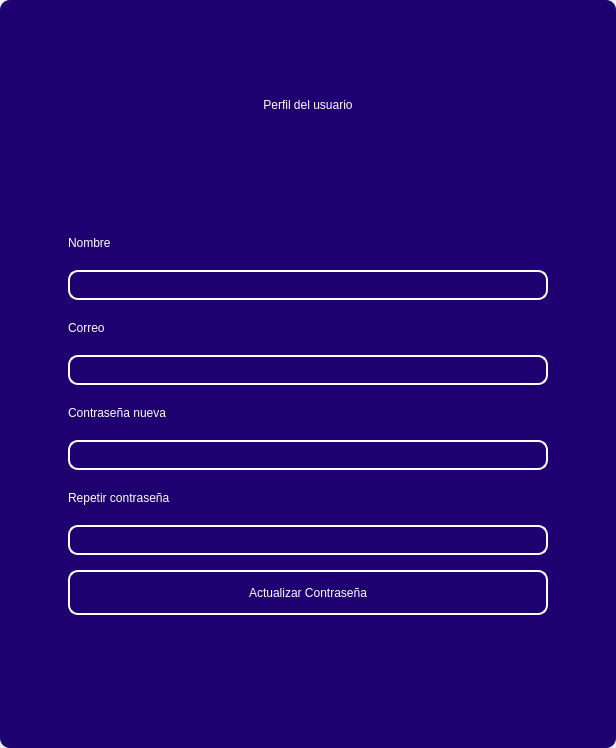
Old version of the form design/standar/mainuserprofile0.ui in the repository codemiguel-dev/ERP-EmprendeSoft-Desktop.
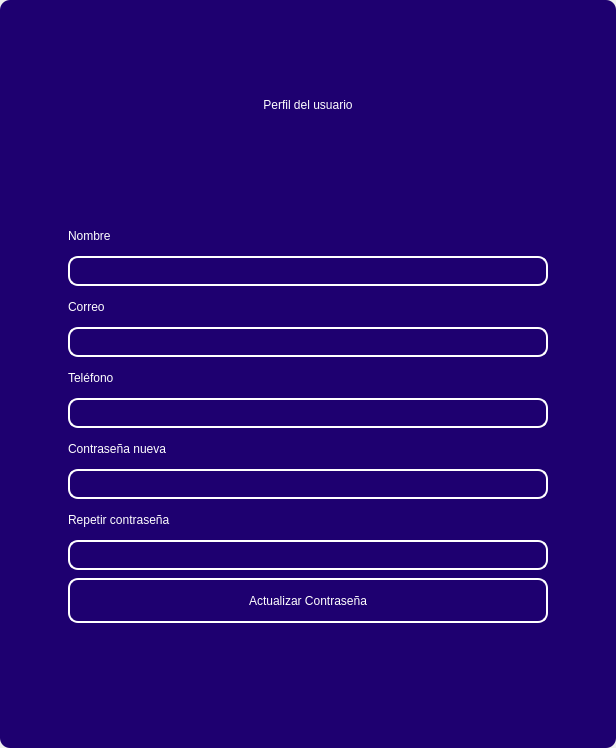
New version of the form. Icons and pictures are not drawn.

The edit to the form file:
```diff
--- a/design/standar/mainuserprofile0.ui
+++ b/design/standar/mainuserprofile0.ui
@@ -448,6 +448,59 @@
               </property>
              </widget>
             </item>
+            <item>
+             <widget class="QLabel" name="label_6">
+              <property name="maximumSize">
+               <size>
+                <width>200</width>
+                <height>25</height>
+               </size>
+              </property>
+              <property name="styleSheet">
+               <string notr="true">color: rgb(255, 255, 255);
+font: 16pt &quot;MS Shell Dlg 2&quot;;</string>
+              </property>
+              <property name="text">
+               <string>Teléfono</string>
+              </property>
+             </widget>
+            </item>
+            <item>
+             <widget class="QLineEdit" name="phonetxt">
+              <property name="maximumSize">
+               <size>
+                <width>500</width>
+                <height>30</height>
+               </size>
+              </property>
+              <property name="styleSheet">
+               <string notr="true">QLineEdit{
+background-color: rgba(0, 0, 0,0);
+border-radius:10px; 
+font: 12pt &quot;Arial&quot;;
+color: rgb(255, 255, 254);
+border: 2px solid  rgb(255, 255, 255);
+
+}
+
+QLineEdit:hover{
+background-color: rgba(0, 0, 0,0);
+border-radius:10px; 
+font: 12pt &quot;Arial&quot;;
+border: 2px solid  rgb(120, 0, 171);
+}
+
+QLineEdit:focus{
+background-color: rgb(0, 0, 0);
+border-radius:10px; 
+font: 12pt &quot;Arial&quot;;
+border: 2px solid rgb(120, 0, 171);
+}
+
+</string>
+              </property>
+             </widget>
+            </item>
             <item>
              <widget class="QLabel" name="label_4">
               <property name="maximumSize">
```
Left out of the diff: 2 changed lines with no effect on the pictures.
